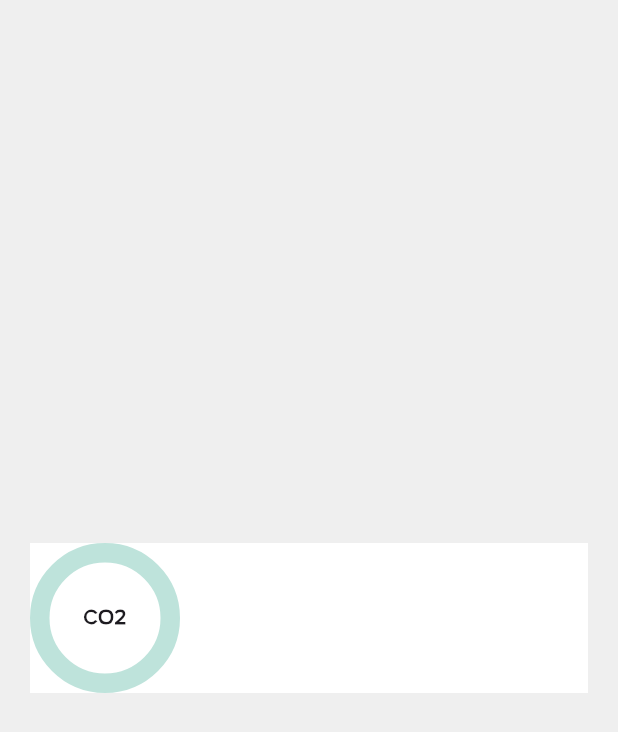
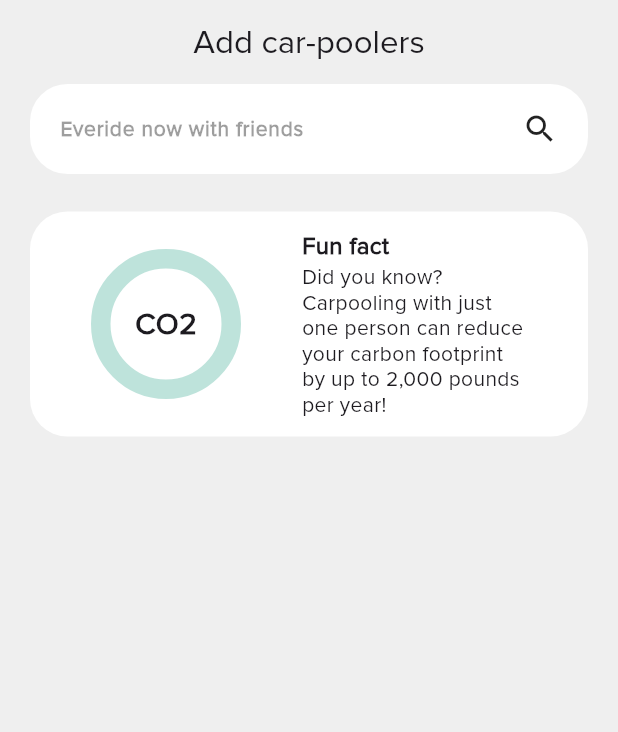
Before and after one commit to doodledaron/everide_frontend, a Flutter app: the screen it shows after launch, on a phone screen of 412 x 824 dp. Shown: the top 732 px of the screen. Run offline on Flutter 3.47's test engine with Material 3 defaults, Android fonts, the light colour scheme and no system bars; our stand-ins replace go_router; accounts and stored records are empty.

Commit message:
add car poolers screen, removed padding

```diff
--- a/lib/main.dart
+++ b/lib/main.dart
@@ -20,6 +20,7 @@
         ChangeNotifierProvider(create: (_) => UserProvider()),
       ],
       child: MaterialApp.router(
+        debugShowCheckedModeBanner: false,
         title: 'Flutter Demo',
         theme: ThemeData(
             colorScheme: ColorScheme.fromSeed(seedColor: Colors.deepPurple),
--- /dev/null
+++ b/lib/src/screens/add_carpooler_screen.dart
@@ -0,0 +1,128 @@
+import 'package:everide_frontend/src/constants/app_contants.dart';
+import 'package:everide_frontend/src/constants/colors.dart';
+import 'package:everide_frontend/src/provider/user_provider.dart';
+import 'package:everide_frontend/src/widgets/fun_fact_card.dart';
+import 'package:flutter/material.dart';
+import 'package:flutter/widgets.dart';
+import 'package:provider/provider.dart';
+
+import '../models/models.dart';
+
+class AddCarpoolerScreen extends StatefulWidget {
+  const AddCarpoolerScreen({super.key});
+
+  @override
+  State<AddCarpoolerScreen> createState() => _AddCarpoolerScreenState();
+}
+
+class _AddCarpoolerScreenState extends State<AddCarpoolerScreen> {
+  List<String> foundUsers = []; //temporary list to show the names
+  bool showFriendList = false;
+
+  @override
+  Widget build(BuildContext context) {
+    final user = Provider.of<UserProvider>(context).user;
+    final List<MyUser> allUser = user.friends.map((friend) => friend).toList();
+    final List<String> allUserName = allUser.map((e) => e.username).toList();
+
+// .map() is used for transforming elements.
+// .where() is used for filtering elements based on a condition.
+    runFilter(String enteredKeywords) {
+      List<String> results = [];
+      if (enteredKeywords.isEmpty) {
+        results = allUserName;
+      } else {
+        results = allUserName
+            .where((user) =>
+                user.toLowerCase().contains(enteredKeywords.toLowerCase()))
+            .toList();
+      }
+
+      setState(() {
+        foundUsers = results;
+        showFriendList = enteredKeywords.isNotEmpty;
+      });
+    }
+
+    return Scaffold(
+      backgroundColor: backgroundColor,
+      appBar: AppBar(
+        centerTitle: true,
+        title: const Text('Add car-poolers'),
+        backgroundColor: backgroundColor,
+      ),
+      body: Padding(
+        padding: const EdgeInsets.symmetric(horizontal: kHorizontalPadding),
+        child: Column(
+          children: [
+            Container(
+              width: double.infinity,
+              height: 60,
+              decoration: BoxDecoration(
+                  color: Colors.white, borderRadius: BorderRadius.circular(25)),
+              child: Row(
+                mainAxisAlignment: MainAxisAlignment.center,
+                children: [
+                  const SizedBox(
+                    width: 20,
+                  ),
+                  Expanded(
+                    child: TextField(
+                      onChanged: (value) => runFilter(value),
+                      decoration: const InputDecoration(
+                        hintText: 'Everide now with friends',
+                        hintStyle: TextStyle(
+                          fontSize: 14,
+                          color: Colors.black38,
+                          fontWeight: FontWeight.w600,
+                        ),
+                        border: InputBorder.none,
+                      ),
+                      style: const TextStyle(
+                        fontSize: 14,
+                        color: Colors.black,
+                        fontWeight: FontWeight.w600,
+                      ),
+                    ),
+                  ),
+                  const Icon(Icons.search),
+                  const SizedBox(
+                    width: 20,
+                  ),
+                ],
+              ),
+            ),
+            SizedBox(
+              height: 25,
+            ),
+            FunFactCard(carbonValue: 2000),
+            SizedBox(
+              height: 25,
+            ),
+            showFriendList
+                ? Expanded(
+                    child: Container(
+                      decoration: BoxDecoration(
+                        color: Colors.white,
+                        borderRadius: BorderRadius.circular(kBorderRadiusCards),
+                      ),
+                      child: ListView.builder(
+                        itemCount: foundUsers.length,
+                        itemBuilder: (BuildContext context, int index) {
+                          return ListTile(
+                            title: Text(foundUsers[index]),
+                          );
+                        },
+                      ),
+                    ),
+                  )
+                : SizedBox(),
+            const SizedBox(
+              height: 25,
+            ),
+          ],
+        ),
+      ),
+    );
+  }
+}
--- a/lib/src/screens/home_screen.dart
+++ b/lib/src/screens/home_screen.dart
@@ -1,6 +1,7 @@
-import 'package:everide_frontend/src/constants/app_contants.dart';
 import 'package:everide_frontend/src/constants/colors.dart';
 import 'package:everide_frontend/src/provider/user_provider.dart';
+import 'package:everide_frontend/src/screens/add_carpooler_screen.dart';
+import 'package:everide_frontend/src/widgets/fun_fact_card.dart';
 import 'package:flutter/material.dart';
 import 'package:provider/provider.dart';
 
@@ -18,6 +19,7 @@ class _HomeScreenState extends State<HomeScreen> {
     super.initState();
     //fetch user data in initState, so it only fetches one day when app initialized
     //You can only write above code with listen: false if you are writing it inside initState(). By setting listen: false you tell not to rebuild the widget upon data changes happen inside the provider.
+    //we only have to do it once here to set our user, then other screens can just access it
     Provider.of<UserProvider>(context, listen: false).fetchUserData();
   }
 
@@ -29,35 +31,9 @@ class _HomeScreenState extends State<HomeScreen> {
       body: Center(
         //loading == true? loading, else show your widget
         child: user.loading
-            ? CircularProgressIndicator()
+            ? const CircularProgressIndicator()
             : //test your widgets here
-            Padding(
-                padding:
-                    const EdgeInsets.symmetric(horizontal: kHorizontalPadding),
-                child: Container(
-                  decoration: BoxDecoration(color: Colors.white),
-                  child: Row(
-                    children: [
-                      Container(
-                        width: 100,
-                        height: 100,
-                        decoration: BoxDecoration(
-                          shape: BoxShape.circle,
-                          border: Border.all(
-                            color: secondaryColor,
-                            width: 13,
-                          ),
-                        ),
-                        child: Center(
-                            child: Text(
-                          'CO2',
-                          style: TextStyle(fontWeight: FontWeight.w800),
-                        )),
-                      ),
-                    ],
-                  ),
-                ),
-              ),
+            const AddCarpoolerScreen(),
       ),
     );
   }
--- a/lib/src/widgets/fun_fact_card.dart
+++ b/lib/src/widgets/fun_fact_card.dart
@@ -13,9 +13,7 @@ class FunFactCard extends StatelessWidget {
 
   @override
   Widget build(BuildContext context) {
-    return Padding(
-      padding: const EdgeInsets.symmetric(horizontal: kHorizontalPadding),
-      child: Container(
+    return Container(
       height: 150,
       decoration: BoxDecoration(
         color: Colors.white,
@@ -73,7 +71,6 @@ class FunFactCard extends StatelessWidget {
           const Spacer(),
         ],
       ),
-      ),
     );
   }
 }
--- a/lib/src/widgets/ride_payment_card.dart
+++ b/lib/src/widgets/ride_payment_card.dart
@@ -62,9 +62,7 @@ class _RidePaymentCardState extends State<RidePaymentCard> {
   String selectedValue = "cash";
   @override
   Widget build(BuildContext context) {
-    return Padding(
-      padding: const EdgeInsets.symmetric(horizontal: kHorizontalPadding),
-      child: Container(
+    return Container(
         height: 150,
         decoration: BoxDecoration(
           color: secondaryColor,
@@ -167,7 +165,6 @@ class _RidePaymentCardState extends State<RidePaymentCard> {
               ),
             ],
           ),
-          )),
-    );
+        ));
   }
 }
--- a/lib/src/widgets/saved_carbon_big_card.dart
+++ b/lib/src/widgets/saved_carbon_big_card.dart
@@ -13,9 +13,7 @@ class SavedCarbonBigCard extends StatelessWidget {
 
   @override
   Widget build(BuildContext context) {
-    return Padding(
-      padding: const EdgeInsets.symmetric(horizontal: kHorizontalPadding),
-      child: Container(
+    return Container(
       height: 150,
       decoration: BoxDecoration(
         color: Colors.white,
@@ -80,7 +78,6 @@ class SavedCarbonBigCard extends StatelessWidget {
           const Spacer(),
         ],
       ),
-      ),
     );
   }
 }
--- a/lib/src/widgets/saved_carbon_small_card.dart
+++ b/lib/src/widgets/saved_carbon_small_card.dart
@@ -13,9 +13,7 @@ class SavedCarbonSmallCard extends StatelessWidget {
 
   @override
   Widget build(BuildContext context) {
-    return Padding(
-      padding: const EdgeInsets.symmetric(horizontal: kHorizontalPadding),
-      child: Container(
+    return Container(
       height: 80,
       decoration: BoxDecoration(
         color: Colors.white,
@@ -58,7 +56,6 @@ class SavedCarbonSmallCard extends StatelessWidget {
           const Spacer(),
         ],
       ),
-      ),
     );
   }
 }
```
Lines whose indentation alone changed are shown as unchanged.
